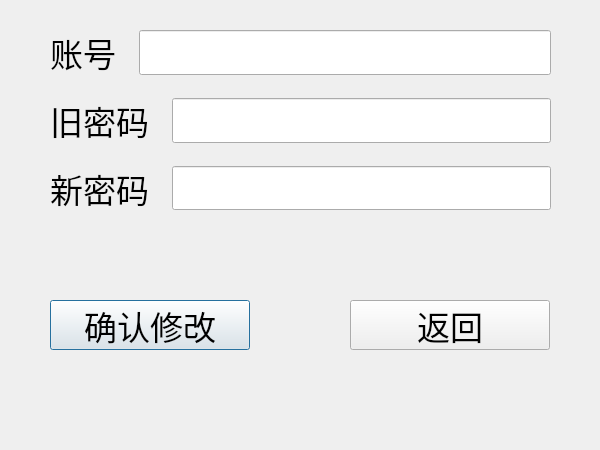
Old version of the form ui/ResetPassword.ui in the repository YeshengSu/MapleStroyStarter.
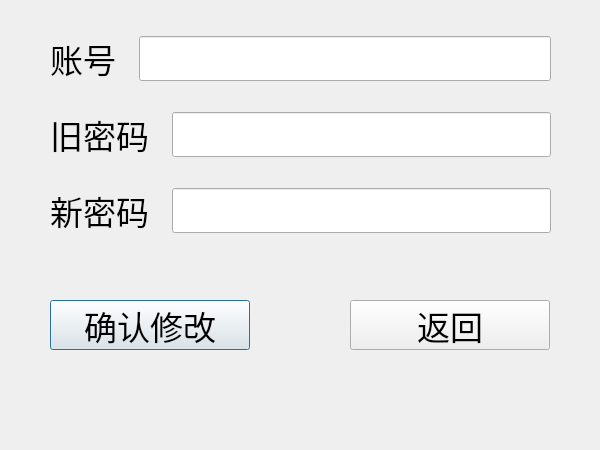
New version of the form.

What changed in the file:
```diff
--- a/ui/ResetPassword.ui
+++ b/ui/ResetPassword.ui
@@ -73,7 +73,7 @@
      <x>50</x>
      <y>30</y>
      <width>501</width>
-     <height>180</height>
+     <height>210</height>
     </rect>
    </property>
    <layout class="QVBoxLayout" name="verticalLayout">
```
